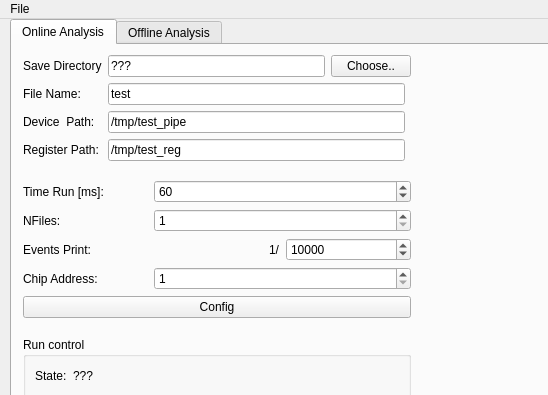
The window that software/gui/form/mainwindow.ui (cepc/kc705) describes before a commit, drawn with Qt 5; both pictures show x 0 to 548 and y 0 to 395 of the 1192 by 817 pixel window.
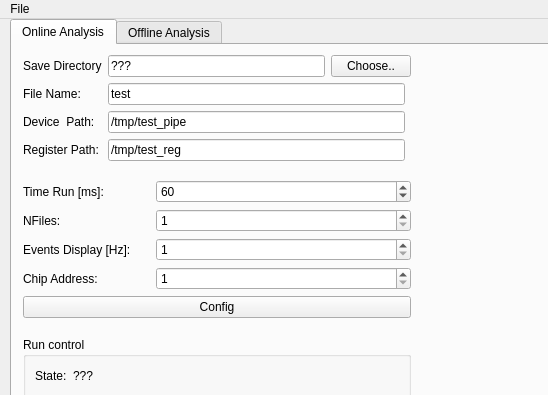
The same window after the commit. Icons and pictures are not drawn. Custom widgets are drawn as their Qt base class.

Commit message: add time option

```diff
--- a/software/gui/form/mainwindow.ui
+++ b/software/gui/form/mainwindow.ui
@@ -165,7 +165,7 @@
          <item row="2" column="0">
           <widget class="QLabel" name="label_22">
            <property name="text">
-            <string>Events Print:</string>
+            <string>Events Display [Hz]:</string>
            </property>
           </widget>
          </item>
@@ -185,13 +185,6 @@
            </property>
           </widget>
          </item>
-         <item row="2" column="1" alignment="Qt::AlignRight">
-          <widget class="QLabel" name="label_ev">
-           <property name="text">
-            <string>1/</string>
-           </property>
-          </widget>
-         </item>
          <item row="3" column="0">
           <widget class="QLabel" name="label_23">
            <property name="text">
@@ -199,22 +192,6 @@
            </property>
           </widget>
          </item>
-         <item row="2" column="2">
-          <widget class="QSpinBox" name="SpinBox_Online_evPrint">
-           <property name="minimum">
-            <number>1</number>
-           </property>
-           <property name="maximum">
-            <number>999999999</number>
-           </property>
-           <property name="value">
-            <number>10000</number>
-           </property>
-           <property name="displayIntegerBase">
-            <number>10</number>
-           </property>
-          </widget>
-         </item>
          <item row="1" column="0">
           <widget class="QLabel" name="label_24">
            <property name="text">
@@ -238,6 +215,22 @@
            </property>
           </widget>
          </item>
+         <item row="2" column="1" colspan="2">
+          <widget class="QSpinBox" name="SpinBox_Online_evDisplay">
+           <property name="minimum">
+            <number>1</number>
+           </property>
+           <property name="maximum">
+            <number>999999999</number>
+           </property>
+           <property name="value">
+            <number>1</number>
+           </property>
+           <property name="displayIntegerBase">
+            <number>10</number>
+           </property>
+          </widget>
+         </item>
         </layout>
        </item>
        <item>
```
The commit also changes 2 other files.
